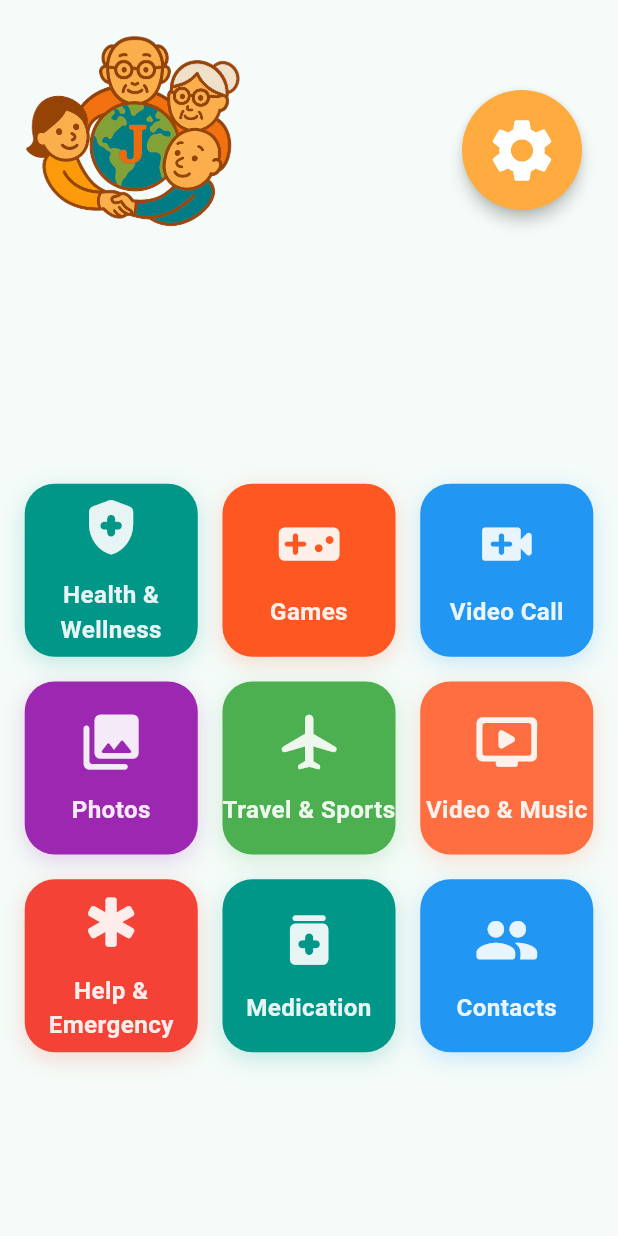
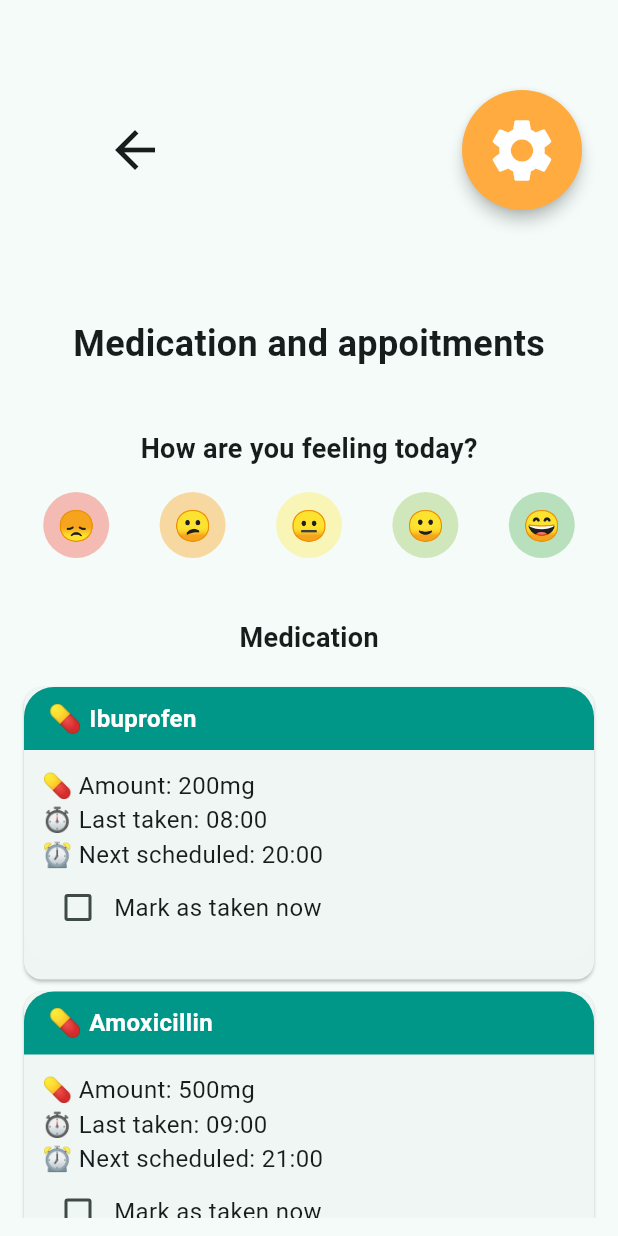
Before and after one commit to evergreen-collab/Project-Evergreen, a Flutter app: the screen it shows after launch, after a tap on "Medication", on a phone screen of 412 x 824 dp. Run offline on Flutter 3.47's test engine with Material 3 defaults, Android fonts, the phone set to English and light mode, and no system bars; our stand-ins replace flutter_contacts, video_player; missing offline and left inert: color_blindness.

Commit message:
Added medication page

```diff
--- a/lib/main.dart
+++ b/lib/main.dart
@@ -1,3 +1,4 @@
+import 'package:evergreen/pages/medication_page.dart';
 import 'package:evergreen/pages/photos_page.dart';
 import 'package:evergreen/pages/video_music_page.dart';
 import 'package:flutter/material.dart';
@@ -196,7 +197,13 @@ class EvergreenHomePage extends StatelessWidget {
                 EvergreenGridButton(
                   icon: Icons.medication_rounded,
                   label: 'Medication',
-                  onTap: () {},
+                  onTap: () {
+                    Navigator.of(context).push(
+                      MaterialPageRoute(
+                        builder: (context) => const MedicationPage(),
+                      ),
+                    );
+                  },
                   color: getGridButtonColor(context, Colors.teal),
                 ),
                 EvergreenGridButton(
--- /dev/null
+++ b/lib/pages/medication_page.dart
@@ -0,0 +1,388 @@
+import 'package:evergreen/widgets/joy_nest_app_bar.dart';
+import 'package:flutter/material.dart';
+import 'package:intl/intl.dart';
+
+class MedicationPage extends StatefulWidget {
+  const MedicationPage({super.key});
+
+  @override
+  State<MedicationPage> createState() => _MedicationPageState();
+}
+
+class _MedicationPageState extends State<MedicationPage> {
+  int selectedMood = -1;
+
+  final List<Medication> medications = [
+    Medication(
+      name: 'Ibuprofen',
+      amount: '200mg',
+      schedule: ['08:00', '20:00'],
+    ),
+    Medication(
+      name: 'Amoxicillin',
+      amount: '500mg',
+      schedule: ['09:00', '21:00'],
+    ),
+  ];
+
+  final List<Appointment> appointments = [
+    Appointment(
+      doctor: 'Dr. Smith',
+      specialization: 'Cardiologist',
+      time: DateTime.now().add(const Duration(days: 1, hours: 3)),
+      location: 'City Clinic',
+    ),
+    Appointment(
+      doctor: 'Dr. Adams',
+      specialization: 'Dermatologist',
+      time: DateTime.now().add(const Duration(days: 3)),
+      location: 'Health Center',
+    ),
+  ];
+
+  @override
+  void initState() {
+    super.initState();
+    for (final med in medications) {
+      med.simulateLastTaken();
+    }
+  }
+
+  @override
+  Widget build(BuildContext context) {
+    final bgColor = Theme.of(context).scaffoldBackgroundColor;
+    final containerColor = bgColor.withOpacity(0.1);
+
+    return Scaffold(
+      appBar: JoyNestAppBar(showBackButton: true),
+      body: Padding(
+        padding: const EdgeInsets.all(12),
+        child: ListView(
+          children: [
+            const Center(
+              child: Text(
+                "Medication and appoitments",
+                style: TextStyle(fontSize: 24, fontWeight: FontWeight.bold),
+              ),
+            ),
+            const SizedBox(height: 40),
+            const Center(
+              child: Text(
+                "How are you feeling today?",
+                style: TextStyle(fontSize: 18, fontWeight: FontWeight.bold),
+              ),
+            ),
+            const SizedBox(height: 16),
+            SizedBox(child: MoodSelector()),
+            const SizedBox(height: 40),
+            const Center(
+              child: Text(
+                "Medication",
+                style: TextStyle(fontSize: 18, fontWeight: FontWeight.bold),
+              ),
+            ),
+            const SizedBox(height: 16),
+            ...medications.map(
+              (med) => MedicationCard(
+                medication: med,
+                containerColor: containerColor,
+                onTaken: () {
+                  setState(() {
+                    med.markAsTaken();
+                  });
+                },
+              ),
+            ),
+            const SizedBox(height: 40),
+            const Center(
+              child: Text(
+                "Doctor Appointments",
+                style: TextStyle(fontSize: 18, fontWeight: FontWeight.bold),
+              ),
+            ),
+            const SizedBox(height: 16),
+            ...appointments.map(
+              (appt) => AppointmentCard(
+                appointment: appt,
+                containerColor: containerColor,
+              ),
+            ),
+          ],
+        ),
+      ),
+    );
+  }
+}
+
+class MoodSelector extends StatefulWidget {
+  @override
+  _MoodSelectorState createState() => _MoodSelectorState();
+}
+
+class _MoodSelectorState extends State<MoodSelector> {
+  int selectedMood = -1; // No mood selected initially
+
+  @override
+  Widget build(BuildContext context) {
+    return Row(
+      mainAxisAlignment: MainAxisAlignment.spaceAround,
+      children: List.generate(5, (index) {
+        final colors = [
+          Colors.red,
+          Colors.orange,
+          Colors.yellow,
+          Colors.lightGreen,
+          Colors.green,
+        ];
+        final emojis = ['😞', '😕', '😐', '🙂', '😄'];
+
+        Color backgroundColor =
+            selectedMood == index
+                ? colors[index]
+                : colors[index].withOpacity(0.35);
+
+        return GestureDetector(
+          onTap: () {
+            setState(() {
+              selectedMood = index;
+            });
+          },
+          child: CircleAvatar(
+            backgroundColor: backgroundColor,
+            radius: 22,
+            child: Text(emojis[index], style: const TextStyle(fontSize: 20)),
+          ),
+        );
+      }),
+    );
+  }
+}
+
+// Medication model
+class Medication {
+  final String name;
+  final String amount;
+  final List<String> schedule;
+  DateTime? lastTaken;
+
+  Medication({
+    required this.name,
+    required this.amount,
+    required this.schedule,
+  });
+
+  void markAsTaken() {
+    lastTaken = DateTime.now();
+  }
+
+  void simulateLastTaken() {
+    final now = DateTime.now();
+    for (final time in schedule.reversed) {
+      final parts = time.split(':');
+      final hour = int.parse(parts[0]);
+      final minute = int.parse(parts[1]);
+      final possibleTime = DateTime(now.year, now.month, now.day, hour, minute);
+      if (possibleTime.isBefore(now)) {
+        lastTaken = possibleTime;
+        return;
+      }
+    }
+    lastTaken = now.subtract(const Duration(hours: 1));
+  }
+
+  String get nextTime {
+    final now = DateTime.now();
+    for (final time in schedule) {
+      final parts = time.split(':');
+      final hour = int.parse(parts[0]);
+      final minute = int.parse(parts[1]);
+      final todayTime = DateTime(now.year, now.month, now.day, hour, minute);
+      if (now.isBefore(todayTime)) {
+        return DateFormat('HH:mm').format(todayTime);
+      }
+    }
+    final firstTime = schedule.first.split(':');
+    final tomorrow = DateTime(
+      now.year,
+      now.month,
+      now.day + 1,
+      int.parse(firstTime[0]),
+      int.parse(firstTime[1]),
+    );
+    return DateFormat('HH:mm').format(tomorrow);
+  }
+}
+
+// Medication card
+class MedicationCard extends StatelessWidget {
+  final Medication medication;
+  final Color containerColor;
+  final VoidCallback onTaken;
+
+  const MedicationCard({
+    super.key,
+    required this.medication,
+    required this.containerColor,
+    required this.onTaken,
+  });
+
+  @override
+  Widget build(BuildContext context) {
+    return Card(
+      child: Container(
+        margin: const EdgeInsets.only(bottom: 12),
+        decoration: BoxDecoration(
+          color: containerColor,
+          borderRadius: BorderRadius.circular(20),
+        ),
+        child: Column(
+          crossAxisAlignment: CrossAxisAlignment.start,
+          children: [
+            Container(
+              padding: const EdgeInsets.symmetric(horizontal: 16, vertical: 8),
+              decoration: const BoxDecoration(
+                color: Colors.teal,
+                borderRadius: BorderRadius.only(
+                  topLeft: Radius.circular(20),
+                  topRight: Radius.circular(20),
+                ),
+              ),
+              width: double.infinity,
+              child: Row(
+                children: [
+                  const Text('💊 ', style: TextStyle(fontSize: 18)),
+                  Text(
+                    medication.name,
+                    style: const TextStyle(
+                      fontSize: 16,
+                      fontWeight: FontWeight.bold,
+                      color: Colors.white,
+                    ),
+                  ),
+                ],
+              ),
+            ),
+            Padding(
+              padding: const EdgeInsets.all(12),
+              child: Column(
+                crossAxisAlignment: CrossAxisAlignment.start,
+                children: [
+                  Text(
+                    '💊 Amount: ${medication.amount}',
+                    style: TextStyle(fontSize: 16),
+                  ),
+                  Text(
+                    '⏱️ Last taken: ${medication.lastTaken != null ? DateFormat('HH:mm').format(medication.lastTaken!) : 'Never'}',
+                    style: TextStyle(fontSize: 16),
+                  ),
+                  Text(
+                    '⏰ Next scheduled: ${medication.nextTime}',
+                    style: TextStyle(fontSize: 16),
+                  ),
+                  Row(
+                    children: [
+                      Checkbox(value: false, onChanged: (_) => onTaken()),
+                      const Text(
+                        "Mark as taken now",
+                        style: TextStyle(fontSize: 16),
+                      ),
+                    ],
+                  ),
+                ],
+              ),
+            ),
+          ],
+        ),
+      ),
+    );
+  }
+}
+
+// Appointment model
+class Appointment {
+  final String doctor;
+  final String specialization;
+  final DateTime time;
+  final String location;
+
+  Appointment({
+    required this.doctor,
+    required this.specialization,
+    required this.time,
+    required this.location,
+  });
+}
+
+// Appointment card
+class AppointmentCard extends StatelessWidget {
+  final Appointment appointment;
+  final Color containerColor;
+
+  const AppointmentCard({
+    super.key,
+    required this.appointment,
+    required this.containerColor,
+  });
+
+  @override
+  Widget build(BuildContext context) {
+    return Card(
+      child: Container(
+        margin: const EdgeInsets.only(bottom: 12),
+        decoration: BoxDecoration(
+          color: containerColor,
+          borderRadius: BorderRadius.circular(20),
+        ),
+        child: Column(
+          crossAxisAlignment: CrossAxisAlignment.start,
+          children: [
+            Container(
+              padding: const EdgeInsets.symmetric(horizontal: 16, vertical: 8),
+              decoration: const BoxDecoration(
+                color: Colors.deepPurple,
+                borderRadius: BorderRadius.only(
+                  topLeft: Radius.circular(20),
+                  topRight: Radius.circular(20),
+                ),
+              ),
+              width: double.infinity,
+              child: Row(
+                children: [
+                  const Text('🧑‍⚕️ ', style: TextStyle(fontSize: 18)),
+                  Text(
+                    appointment.doctor,
+                    style: const TextStyle(
+                      fontSize: 16,
+                      fontWeight: FontWeight.bold,
+                      color: Colors.white,
+                    ),
+                  ),
+                ],
+              ),
+            ),
+            Padding(
+              padding: const EdgeInsets.all(12),
+              child: Column(
+                crossAxisAlignment: CrossAxisAlignment.start,
+                children: [
+                  Text(
+                    '🏥 Specialization: ${appointment.specialization}',
+                    style: TextStyle(fontSize: 16),
+                  ),
+                  Text(
+                    '📅 Time: ${DateFormat('yyyy-MM-dd HH:mm').format(appointment.time)}',
+                    style: TextStyle(fontSize: 16),
+                  ),
+                  Text(
+                    '📍 Location: ${appointment.location}',
+                    style: TextStyle(fontSize: 16),
+                  ),
+                ],
+              ),
+            ),
+          ],
+        ),
+      ),
+    );
+  }
+}
--- a/pubspec.yaml
+++ b/pubspec.yaml
@@ -38,6 +38,8 @@ dependencies:
   color_blindness: ^0.2.0
   flutter_contacts: ^1.1.9+2
   video_player: ^2.8.2
+  intl: ^0.18.0
+  font_awesome_flutter: ^10.7.0
 
 dev_dependencies:
   flutter_test:
```
Also changed, not shown: pubspec.lock. Lines whose indentation alone changed are shown as unchanged.
